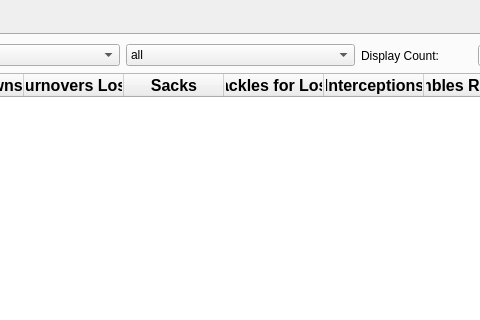
Qt form client/ui_xml/another_window_widget.ui (shubhpatel18/cs440) before a commit; both pictures show x 597 to 1077 and y 0 to 320 of the 1206 by 738 pixel window.
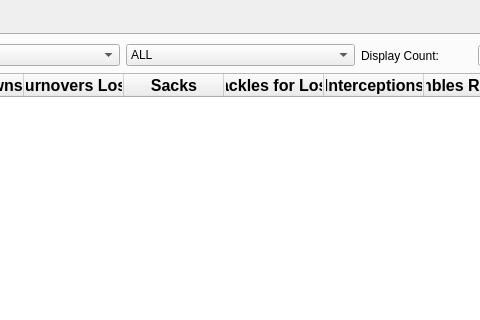
The same form after that commit. The open tabs and pages were chosen to show the change. Icons and pictures are not drawn.

Commit message: capitalize positions

Patch:
```diff
--- a/client/ui_xml/another_window_widget.ui
+++ b/client/ui_xml/another_window_widget.ui
@@ -372,7 +372,7 @@
          <widget class="QComboBox" name="team_role_combobox">
           <item>
            <property name="text">
-            <string>all</string>
+            <string>ALL</string>
            </property>
           </item>
           <item>
```
Left out of the diff: 46 changed lines with no effect on the pictures. The commit also changes 1 other file.
